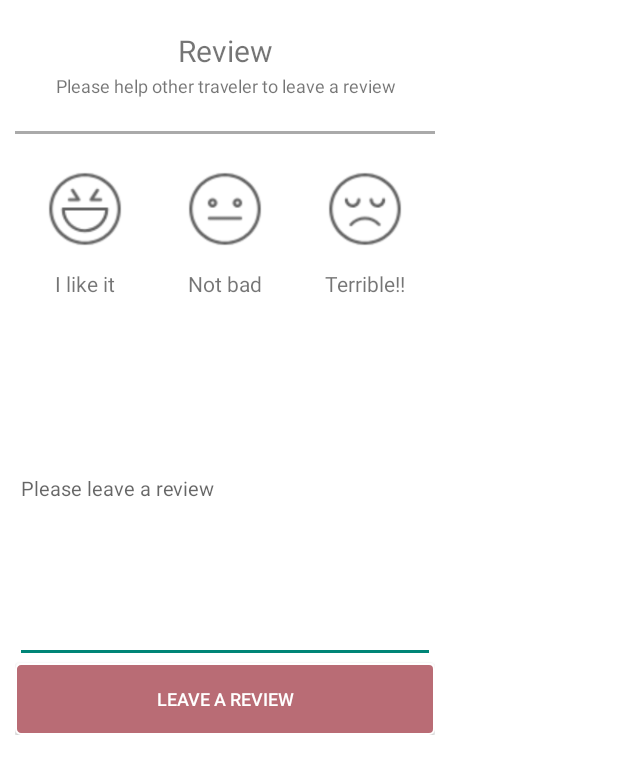
After one commit to dalami0i/storyTripAndroid, an Android app: the layout dialog_review.xml on its own in the app's theme, with its tools: preview values and no code run, on a phone screen of 412 x 824 dp. The commit adds this screen. Shown: the top 774 px of the screen. Run offline under Robolectric (Android 15) with nearby library versions, the phone set to English and light mode, and no system bars; network calls fail; Roboto replaces fonts that are not available here.

Commit message:
detail review view complete

```diff
--- a/app/build.gradle
+++ b/app/build.gradle
@@ -14,8 +14,8 @@ android {
         applicationId "com.tripkorea.on.ontripkorea"
         minSdkVersion 21
         targetSdkVersion 26
-        versionCode 23
-        versionName "1.22"
+        versionCode 24
+        versionName "1.23"
         testInstrumentationRunner "android.support.test.runner.AndroidJUnitRunner"
     }
     buildTypes {
--- /dev/null
+++ b/app/src/main/res/drawable/round_background_dialog.xml
@@ -0,0 +1,6 @@
+<?xml version="1.0" encoding="utf-8"?>
+<shape xmlns:android="http://schemas.android.com/apk/res/android">
+    <solid android:color="#FFFFFF"/>
+    <corners android:radius="30dip"/>
+    <padding android:left="10dip" android:top="10dip" android:right="10dip" android:bottom="10dip" />
+</shape>
--- /dev/null
+++ b/app/src/main/res/layout/dialog_review.xml
@@ -0,0 +1,133 @@
+<?xml version="1.0" encoding="utf-8"?>
+<LinearLayout xmlns:android="http://schemas.android.com/apk/res/android"
+    android:layout_width="300dp"
+    android:layout_height="500dp"
+    android:orientation="vertical"
+    android:background="@drawable/round_background_dialog"
+    android:weightSum="10">
+
+    <TextView
+        android:id="@+id/tv_review_title"
+        android:layout_width="match_parent"
+        android:layout_height="0dp"
+        android:layout_marginTop="10dp"
+        android:layout_weight="1"
+        android:gravity="center_horizontal"
+        android:textSize="20sp"
+        android:textAlignment="center"
+        android:text="Review"/>
+
+    <TextView
+        android:id="@+id/tv_review_subtitle"
+        android:layout_width="match_parent"
+        android:layout_height="0dp"
+        android:layout_marginBottom="10dp"
+        android:layout_weight="1"
+        android:gravity="center_horizontal"
+        android:textSize="12sp"
+        android:textAlignment="center"
+        android:text="Please help other traveler to leave a review"/>
+
+    <View
+        android:layout_width="match_parent"
+        android:layout_height="2dp"
+        android:background="#AAAAAA" />
+
+    <LinearLayout
+        android:layout_width="match_parent"
+        android:layout_height="wrap_content"
+        android:layout_marginTop="10dp"
+        android:layout_marginBottom="10dp"
+        android:layout_gravity="center"
+        android:orientation="horizontal"
+        android:weightSum="3">
+
+        <RelativeLayout
+            android:id="@+id/btn_review_like"
+            android:layout_width="0dp"
+            android:layout_height="100dp"
+            android:layout_weight="1"
+            android:onClick="onClick">
+            <ImageView
+                android:id="@+id/iv_review_like"
+                android:layout_width="80dp"
+                android:layout_height="80dp"
+                android:layout_centerHorizontal="true"
+                android:src="@drawable/icon_good_off"/>
+
+            <TextView
+                android:id="@+id/tv_review_like"
+                android:layout_width="wrap_content"
+                android:layout_height="wrap_content"
+                android:layout_below="@+id/iv_review_like"
+                android:layout_centerHorizontal="true"
+                android:text="I like it"/>
+
+        </RelativeLayout>
+
+        <RelativeLayout
+            android:id="@+id/btn_review_soso"
+            android:layout_width="0dp"
+            android:layout_height="100dp"
+            android:layout_weight="1"
+            android:onClick="onClick">
+            <ImageView
+                android:id="@+id/iv_review_soso"
+                android:layout_width="80dp"
+                android:layout_height="80dp"
+                android:layout_centerHorizontal="true"
+                android:src="@drawable/icon_fine_off"/>
+
+            <TextView
+                android:id="@+id/tv_review_soso"
+                android:layout_width="wrap_content"
+                android:layout_height="wrap_content"
+                android:layout_below="@+id/iv_review_soso"
+                android:layout_centerHorizontal="true"
+                android:text="Not bad"/>
+
+        </RelativeLayout>
+
+        <RelativeLayout
+            android:id="@+id/btn_review_hate"
+            android:layout_width="0dp"
+            android:layout_height="100dp"
+            android:layout_weight="1"
+            android:onClick="onClick">
+            <ImageView
+                android:id="@+id/iv_review_hate"
+                android:layout_width="80dp"
+                android:layout_height="80dp"
+                android:layout_centerHorizontal="true"
+                android:src="@drawable/icon_bad_off"/>
+
+            <TextView
+                android:id="@+id/tv_review_hate"
+                android:layout_width="wrap_content"
+                android:layout_height="wrap_content"
+                android:layout_below="@+id/iv_review_hate"
+                android:layout_centerHorizontal="true"
+                android:text="Terrible!!"/>
+
+        </RelativeLayout>
+
+    </LinearLayout>
+
+    <EditText
+        android:id="@+id/ed_review"
+        android:layout_width="match_parent"
+        android:layout_height="0dp"
+        android:layout_weight="8"
+        android:textSize="13sp"
+        android:hint="Please leave a review"/>
+
+    <Button
+        android:id="@+id/btn_leave_review"
+        android:layout_width="match_parent"
+        android:layout_height="wrap_content"
+        android:background="@drawable/round_background_editprofile_button"
+        android:onClick="onClick"
+        android:text="Leave a review"
+        android:textColor="@color/white"
+        android:textSize="12sp"/>
+</LinearLayout>
```
Also changed, not shown: app/src/main/java/com/tripkorea/on/ontripkorea/tabs/list/ListDetailActivity.java (+105 -4 lines), app/src/main/java/com/tripkorea/on/ontripkorea/util/ReviewDialog.java (added, +29 -0 lines), app/src/main/res/drawable/icon_bad_off.png (added), app/src/main/res/drawable/icon_bad_on.png (added), app/src/main/res/drawable/icon_bad_white.png (added), app/src/main/res/drawable/icon_fine_off.png (added), app/src/main/res/drawable/icon_fine_on.png (added), app/src/main/res/drawable/icon_fine_white.png (added), app/src/main/res/drawable/icon_good_off.png (added), app/src/main/res/drawable/icon_good_on.png (added), app/src/main/res/drawable/icon_good_white.png (added), app/src/main/res/drawable/icon_visit_on.png (added), 3 other files.
